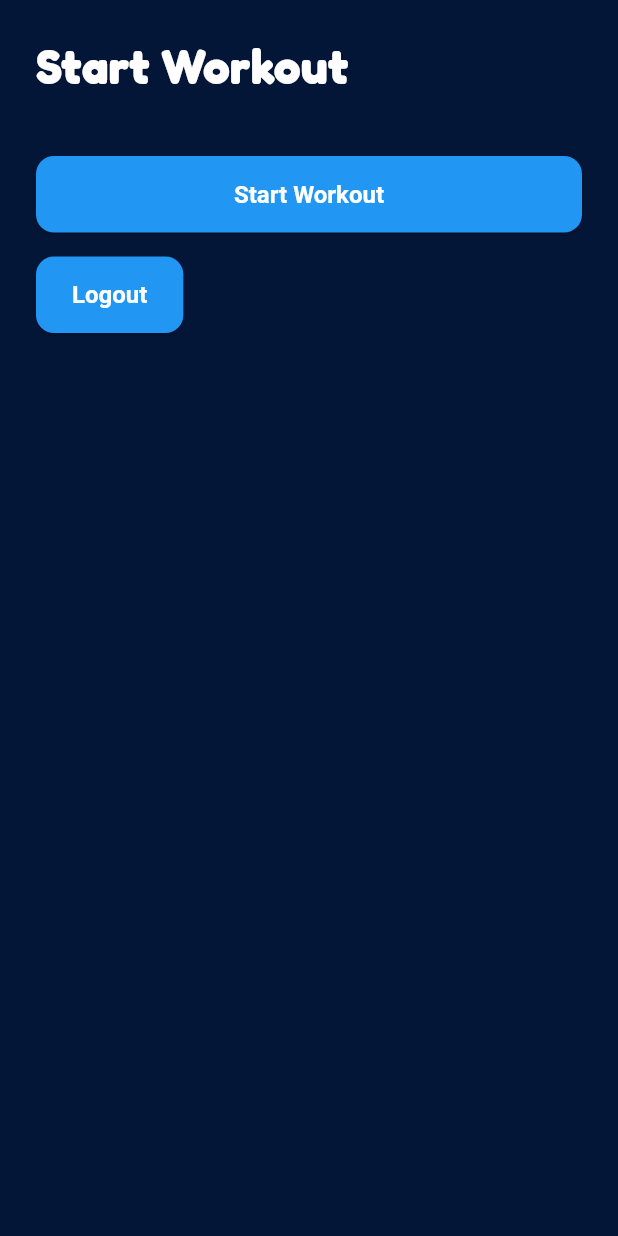
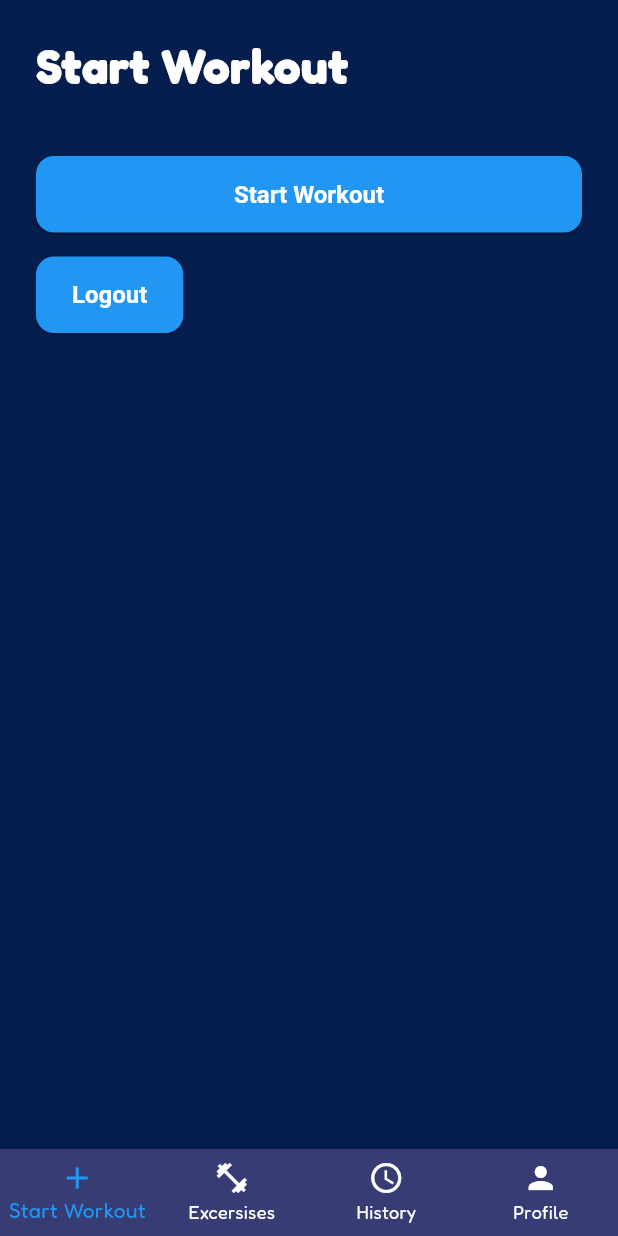
Before and after one commit to benbridgeman03/GymBuddy, a Flutter app: the screen it shows once a user with an empty profile is signed in, on a phone screen of 412 x 824 dp. Run offline on Flutter 3.47's test engine with Material 3 defaults, Android fonts, the phone set to English and light mode, and no system bars; our stand-ins replace firebase_auth, firebase_core, google_fonts; accounts and stored records are empty; network calls fail.

Commit message:
added navbar

```diff
--- a/gym_buddy/lib/main.dart
+++ b/gym_buddy/lib/main.dart
@@ -2,9 +2,10 @@ import 'package:flutter/material.dart';
 import 'package:google_fonts/google_fonts.dart';
 import 'package:firebase_core/firebase_core.dart';
 import 'package:firebase_auth/firebase_auth.dart';
-import 'package:gym_buddy/view/confirm_auth_view.dart';
-import 'view/auth_view.dart';
-import 'view/home_view.dart';
+import 'package:gym_buddy/views/auth/confirm_auth_view.dart';
+import 'views/auth/auth_view.dart';
+import 'views/home_view.dart';
+import 'views/main_app_shell.dart';
 
 void main() async {
   WidgetsFlutterBinding.ensureInitialized();
@@ -18,10 +19,10 @@ class MyApp extends StatelessWidget {
   @override
   Widget build(BuildContext context) {
     return MaterialApp(
-      // 1️⃣ Global Theme
+      // Global Theme
       theme: ThemeData(
         // Background color for Scaffold
-        scaffoldBackgroundColor: const Color.fromARGB(255, 4, 22, 56),
+        scaffoldBackgroundColor: const Color.fromARGB(255, 5, 30, 77),
 
         // Default text style
         textTheme: GoogleFonts.fredokaTextTheme(
@@ -103,7 +104,7 @@ class MyApp extends StatelessWidget {
                 final reloadedUser = userSnapshot.data;
 
                 if (reloadedUser != null && reloadedUser.emailVerified) {
-                  return const HomeView();
+                  return const AppShell();
                 } else {
                   return const ConfirmAuthView();
                 }
--- a/gym_buddy/lib/view/auth_view.dart
+++ b/gym_buddy/lib/views/auth/auth_view.dart
@@ -1,6 +1,6 @@
 // lib/view/auth_view.dart
 import 'package:flutter/material.dart';
-import '../services/auth_service.dart';
+import '../../services/auth_service.dart';
 
 class AuthView extends StatefulWidget {
   const AuthView({super.key});
--- a/gym_buddy/lib/view/home_view.dart
+++ b/gym_buddy/lib/views/home_view.dart
@@ -23,7 +23,7 @@ class HomeView extends StatelessWidget {
 
               const SizedBox(height: 40),
 
-              // ▶️ Start Workout Button
+              // Start Workout Button
               SizedBox(
                 width: double.infinity,
                 child: ElevatedButton(
--- /dev/null
+++ b/gym_buddy/lib/views/main_app_shell.dart
@@ -0,0 +1,50 @@
+import 'package:flutter/material.dart';
+import 'home_view.dart';
+
+class AppShell extends StatefulWidget {
+  const AppShell({super.key});
+
+  @override
+  State<AppShell> createState() => _AppShellState();
+}
+
+class _AppShellState extends State<AppShell> {
+  int _currentIndex = 0;
+
+  final List<Widget> _pages = [
+    const HomeView(),
+    const Center(child: Text("Excersizes Page")), // placeholder for now
+    const Center(child: Text("History Page")), // placeholder for now
+    const Center(child: Text("Profile Page")), // placeholder for now
+  ];
+
+  @override
+  Widget build(BuildContext context) {
+    return Scaffold(
+      body: _pages[_currentIndex],
+      bottomNavigationBar: BottomNavigationBar(
+        type: BottomNavigationBarType.fixed,
+        currentIndex: _currentIndex,
+        onTap: (index) => setState(() => _currentIndex = index),
+        backgroundColor: const Color.fromARGB(255, 56, 60, 116),
+        selectedItemColor: Colors.blue,
+        unselectedItemColor: Colors.white,
+        items: const [
+          BottomNavigationBarItem(
+            icon: Icon(Icons.add),
+            label: "Start Workout",
+          ),
+          BottomNavigationBarItem(
+            icon: Icon(Icons.fitness_center),
+            label: "Excersises",
+          ),
+          BottomNavigationBarItem(
+            icon: Icon(Icons.access_time),
+            label: "History",
+          ),
+          BottomNavigationBarItem(icon: Icon(Icons.person), label: "Profile"),
+        ],
+      ),
+    );
+  }
+}
```
Also changed, not shown: gym_buddy/lib/views/auth/confirm_auth_view.dart (renamed from gym_buddy/lib/view/confirm_auth_view.dart).
